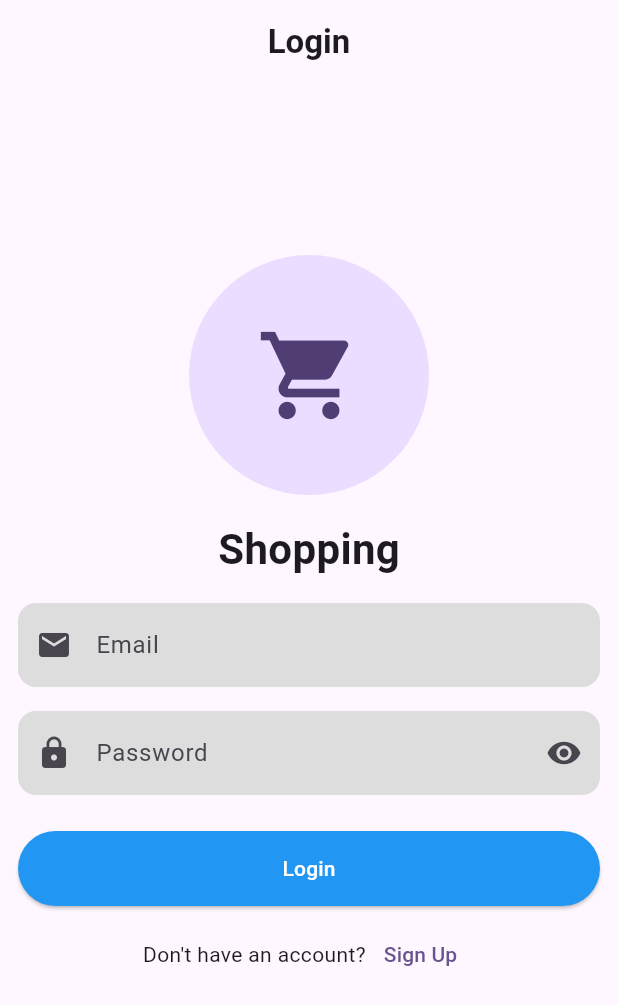
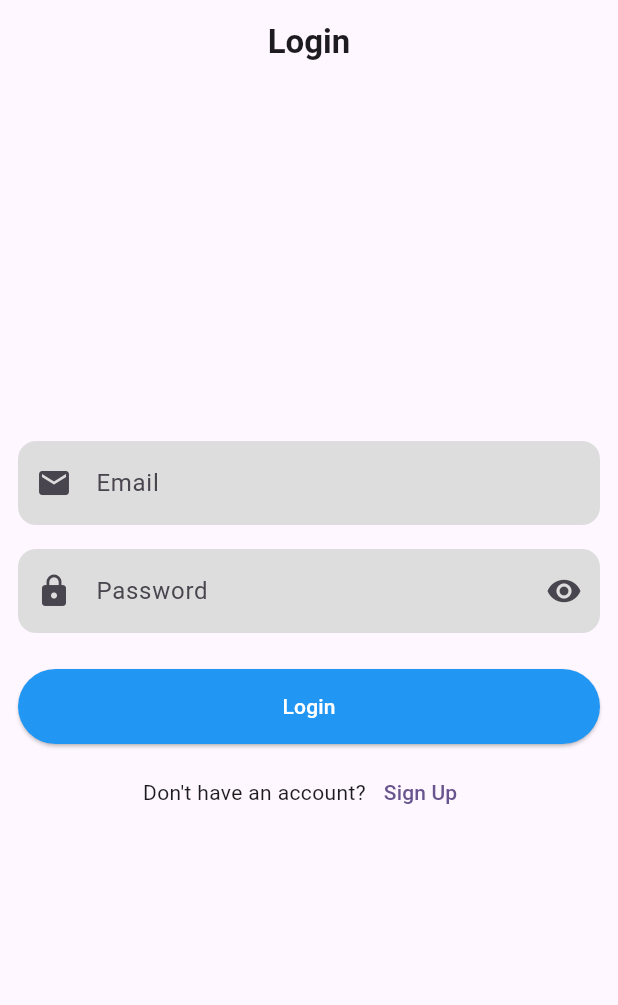
Before and after one commit to Mahmoud-Azmy/ECU-SD-04-09, a Flutter app: the screen it shows after launch, after a tap on "Sign Up", after a tap on "Login", on a phone screen of 412 x 824 dp. Shown: the top 1005 px of the screen. Run offline on Flutter 3.47's test engine with Material 3 defaults, Android fonts, the phone set to English and light mode, and no system bars; our stand-ins replace dio.

Commit message:
refactor: remove shopping logo and title from login and registration screens

```diff
--- a/lib/views/screens/login_screen.dart
+++ b/lib/views/screens/login_screen.dart
@@ -35,16 +35,6 @@ class _LoginScreenState extends State<LoginScreen> {
               key: formKey,
               child: Column(
                 children: [
-                  CircleAvatar(
-                    radius: 80,
-                    child: Icon(Icons.shopping_cart, size: 70),
-                  ),
-                  SizedBox(height: 16),
-                  Text(
-                    'Shopping',
-                    style: TextStyle(fontSize: 28, fontWeight: FontWeight.bold),
-                  ),
-
                   SizedBox(height: 16),
                   CustomTextFormField(
                     controller: emailController,
--- a/lib/views/screens/register_screen.dart
+++ b/lib/views/screens/register_screen.dart
@@ -35,15 +35,6 @@ class _RegisterScreenState extends State<RegisterScreen> {
               key: formKey,
               child: Column(
                 children: [
-                  CircleAvatar(
-                    radius: 80,
-                    child: Icon(Icons.shopping_cart, size: 70),
-                  ),
-                  SizedBox(height: 16),
-                  Text(
-                    'Shopping',
-                    style: TextStyle(fontSize: 28, fontWeight: FontWeight.bold),
-                  ),
                   SizedBox(height: 16),
                   CustomTextFormField(
                     hText: 'Name',
```
